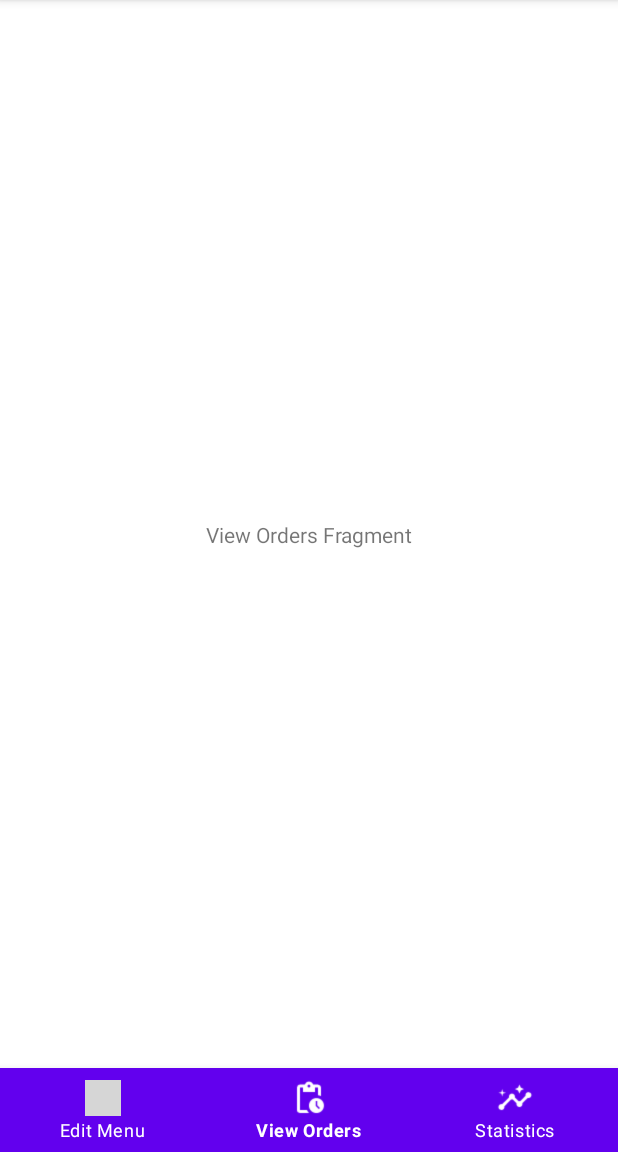
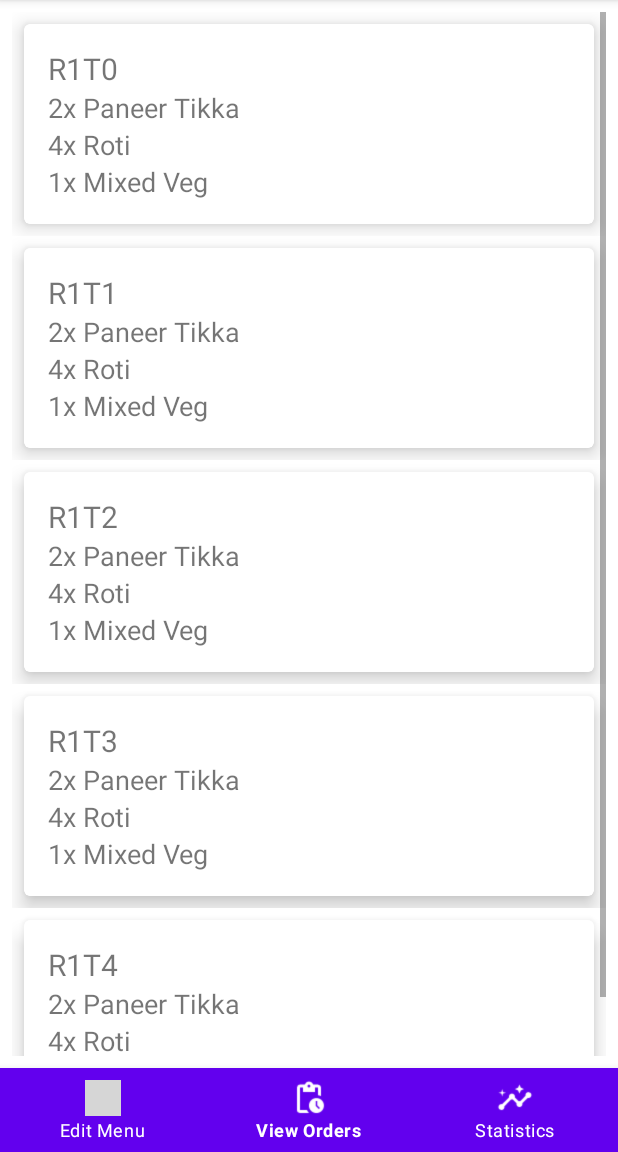
Before and after one commit to sumitthorat/lightweight-restaurant-mgmt-system, an Android app: the MainActivity screen opened directly, with no data from a screen before it, item 2 of the bottom bar chosen, on a phone screen of 412 x 824 dp, the part 84-1236 px from its top. Run offline under Robolectric (Android 15) with nearby library versions, the phone set to English and light mode, and no system bars; grey boxes are pictures that could not be loaded.

Commit message:
Card view and dyanmic addition in view orders tab

```diff
--- a/Frontend/Android/app/build.gradle
+++ b/Frontend/Android/app/build.gradle
@@ -26,6 +26,13 @@ android {
         sourceCompatibility JavaVersion.VERSION_1_8
         targetCompatibility JavaVersion.VERSION_1_8
     }
+    sourceSets {
+        main {
+            res {
+                srcDirs 'src/main/res'
+            }
+        }
+    }
 }
 
 dependencies {
--- a/Frontend/Android/app/src/main/java/com/example/lmrs/view/EditMenuFragment.java
+++ b/Frontend/Android/app/src/main/java/com/example/lmrs/view/EditMenuFragment.java
@@ -10,52 +10,7 @@ import android.view.ViewGroup;
 
 import com.example.lmrs.R;
 
-/**
- * A simple {@link Fragment} subclass.
- * Use the {@link EditMenuFragment#newInstance} factory method to
- * create an instance of this fragment.
- */
 public class EditMenuFragment extends Fragment {
-
-    // TODO: Rename parameter arguments, choose names that match
-    // the fragment initialization parameters, e.g. ARG_ITEM_NUMBER
-    private static final String ARG_PARAM1 = "param1";
-    private static final String ARG_PARAM2 = "param2";
-
-    // TODO: Rename and change types of parameters
-    private String mParam1;
-    private String mParam2;
-
-    public EditMenuFragment() {
-        // Required empty public constructor
-    }
-
-    /**
-     * Use this factory method to create a new instance of
-     * this fragment using the provided parameters.
-     *
-     * @param param1 Parameter 1.
-     * @param param2 Parameter 2.
-     * @return A new instance of fragment EditMenuFragment.
-     */
-    // TODO: Rename and change types and number of parameters
-    public static EditMenuFragment newInstance(String param1, String param2) {
-        EditMenuFragment fragment = new EditMenuFragment();
-        Bundle args = new Bundle();
-        args.putString(ARG_PARAM1, param1);
-        args.putString(ARG_PARAM2, param2);
-        fragment.setArguments(args);
-        return fragment;
-    }
-
-    @Override
-    public void onCreate(Bundle savedInstanceState) {
-        super.onCreate(savedInstanceState);
-        if (getArguments() != null) {
-            mParam1 = getArguments().getString(ARG_PARAM1);
-            mParam2 = getArguments().getString(ARG_PARAM2);
-        }
-    }
 
     @Override
     public View onCreateView(LayoutInflater inflater, ViewGroup container,
@@ -63,4 +18,6 @@ public class EditMenuFragment extends Fragment {
         // Inflate the layout for this fragment
         return inflater.inflate(R.layout.fragment_edit_menu, container, false);
     }
+
+
 }
--- a/Frontend/Android/app/src/main/java/com/example/lmrs/view/MainActivity.java
+++ b/Frontend/Android/app/src/main/java/com/example/lmrs/view/MainActivity.java
@@ -32,7 +32,7 @@ public class MainActivity extends AppCompatActivity {
         bottomNav.setOnNavigationItemSelectedListener(navigationItemSelectedListener);
 
         // Initialize fragment
-        openFragment(EditMenuFragment.newInstance("", ""));
+        openFragment(new EditMenuFragment());
 
 
     }
@@ -70,17 +70,17 @@ public class MainActivity extends AppCompatActivity {
                 switch (item.getItemId()) {
                     case R.id.navigation_edit_menu:
                         Log.i(TAG, "Edit menu");
-                        openFragment(EditMenuFragment.newInstance("", ""));
+                        openFragment(new EditMenuFragment());
                         return true;
 
                     case R.id.navigation_view_order:
                         Log.i(TAG, "View Order");
-                        openFragment(ViewOrdersFragment.newInstance("", ""));
+                        openFragment(new ViewOrdersFragment());
                         return true;
 
                     case R.id.navigation_statstics:
                         Log.i(TAG, "Statistics");
-                        openFragment(StatisticsFragment.newInstance("", ""));
+                        openFragment(new StatisticsFragment());
                         return true;
                 }
                 return false;
--- a/Frontend/Android/app/src/main/java/com/example/lmrs/view/StatisticsFragment.java
+++ b/Frontend/Android/app/src/main/java/com/example/lmrs/view/StatisticsFragment.java
@@ -10,52 +10,7 @@ import android.view.ViewGroup;
 
 import com.example.lmrs.R;
 
-/**
- * A simple {@link Fragment} subclass.
- * Use the {@link StatisticsFragment#newInstance} factory method to
- * create an instance of this fragment.
- */
 public class StatisticsFragment extends Fragment {
-
-    // TODO: Rename parameter arguments, choose names that match
-    // the fragment initialization parameters, e.g. ARG_ITEM_NUMBER
-    private static final String ARG_PARAM1 = "param1";
-    private static final String ARG_PARAM2 = "param2";
-
-    // TODO: Rename and change types of parameters
-    private String mParam1;
-    private String mParam2;
-
-    public StatisticsFragment() {
-        // Required empty public constructor
-    }
-
-    /**
-     * Use this factory method to create a new instance of
-     * this fragment using the provided parameters.
-     *
-     * @param param1 Parameter 1.
-     * @param param2 Parameter 2.
-     * @return A new instance of fragment StatisticsFragment.
-     */
-    // TODO: Rename and change types and number of parameters
-    public static StatisticsFragment newInstance(String param1, String param2) {
-        StatisticsFragment fragment = new StatisticsFragment();
-        Bundle args = new Bundle();
-        args.putString(ARG_PARAM1, param1);
-        args.putString(ARG_PARAM2, param2);
-        fragment.setArguments(args);
-        return fragment;
-    }
-
-    @Override
-    public void onCreate(Bundle savedInstanceState) {
-        super.onCreate(savedInstanceState);
-        if (getArguments() != null) {
-            mParam1 = getArguments().getString(ARG_PARAM1);
-            mParam2 = getArguments().getString(ARG_PARAM2);
-        }
-    }
 
     @Override
     public View onCreateView(LayoutInflater inflater, ViewGroup container,
--- a/Frontend/Android/app/src/main/java/com/example/lmrs/view/ViewOrdersFragment.java
+++ b/Frontend/Android/app/src/main/java/com/example/lmrs/view/ViewOrdersFragment.java
@@ -2,60 +2,21 @@ package com.example.lmrs.view;
 
 import android.os.Bundle;
 
+import androidx.annotation.NonNull;
+import androidx.annotation.Nullable;
 import androidx.fragment.app.Fragment;
 
+import android.util.Log;
 import android.view.LayoutInflater;
 import android.view.View;
 import android.view.ViewGroup;
+import android.widget.LinearLayout;
+import android.widget.TextView;
 
 import com.example.lmrs.R;
+import com.google.android.material.card.MaterialCardView;
 
-/**
- * A simple {@link Fragment} subclass.
- * Use the {@link ViewOrdersFragment#newInstance} factory method to
- * create an instance of this fragment.
- */
 public class ViewOrdersFragment extends Fragment {
-
-    // TODO: Rename parameter arguments, choose names that match
-    // the fragment initialization parameters, e.g. ARG_ITEM_NUMBER
-    private static final String ARG_PARAM1 = "param1";
-    private static final String ARG_PARAM2 = "param2";
-
-    // TODO: Rename and change types of parameters
-    private String mParam1;
-    private String mParam2;
-
-    public ViewOrdersFragment() {
-        // Required empty public constructor
-    }
-
-    /**
-     * Use this factory method to create a new instance of
-     * this fragment using the provided parameters.
-     *
-     * @param param1 Parameter 1.
-     * @param param2 Parameter 2.
-     * @return A new instance of fragment ViewOrderFragment.
-     */
-    // TODO: Rename and change types and number of parameters
-    public static ViewOrdersFragment newInstance(String param1, String param2) {
-        ViewOrdersFragment fragment = new ViewOrdersFragment();
-        Bundle args = new Bundle();
-        args.putString(ARG_PARAM1, param1);
-        args.putString(ARG_PARAM2, param2);
-        fragment.setArguments(args);
-        return fragment;
-    }
-
-    @Override
-    public void onCreate(Bundle savedInstanceState) {
-        super.onCreate(savedInstanceState);
-        if (getArguments() != null) {
-            mParam1 = getArguments().getString(ARG_PARAM1);
-            mParam2 = getArguments().getString(ARG_PARAM2);
-        }
-    }
 
     @Override
     public View onCreateView(LayoutInflater inflater, ViewGroup container,
@@ -63,4 +24,28 @@ public class ViewOrdersFragment extends Fragment {
         // Inflate the layout for this fragment
         return inflater.inflate(R.layout.fragment_view_orders, container, false);
     }
+
+    @Override
+    public void onViewCreated(@NonNull View view, @Nullable Bundle savedInstanceState) {
+        super.onViewCreated(view, savedInstanceState);
+
+        LinearLayout llViewOrdersRoot = view.findViewById(R.id.ll_view_orders_root);
+
+        for (int i = 0; i < 5; ++i) {
+            View rootView = getLayoutInflater().inflate(R.layout.order_card_view, null);
+            TextView tvTableId = rootView.findViewById(R.id.tv_table_id);
+            tvTableId.setText("R1T" + i);
+            MaterialCardView materialCardView = rootView.findViewById(R.id.order_card_view);
+            materialCardView.setOnClickListener(orderOnClickListener);
+            llViewOrdersRoot.addView(rootView);
+        }
+    }
+
+    View.OnClickListener orderOnClickListener = new View.OnClickListener() {
+        @Override
+        public void onClick(View v) {
+            TextView tvTableId = v.findViewById(R.id.tv_table_id);
+            Log.i("ViewOrdersFragment", "Want to delete : " + tvTableId.getText());
+        }
+    };
 }
--- a/Frontend/Android/app/src/main/res/layout/fragment_view_orders.xml
+++ b/Frontend/Android/app/src/main/res/layout/fragment_view_orders.xml
@@ -6,15 +6,23 @@
     android:layout_height="match_parent"
     tools:context=".view.ViewOrdersFragment">
 
-    <!-- TODO: Update blank fragment layout -->
-    <TextView
-        android:layout_width="wrap_content"
-        android:layout_height="wrap_content"
-        android:text="View Orders Fragment"
-        app:layout_constraintBottom_toBottomOf="parent"
-        app:layout_constraintEnd_toEndOf="parent"
-        app:layout_constraintHorizontal_bias="0.5"
-        app:layout_constraintStart_toStartOf="parent"
-        app:layout_constraintTop_toTopOf="parent" />
+    <ScrollView
+        android:layout_width="match_parent"
+        android:layout_height="match_parent"
+        android:padding="8dp">
+
+        <LinearLayout
+            android:id="@+id/ll_view_orders_root"
+            android:layout_width="match_parent"
+            android:layout_height="wrap_content"
+            android:orientation="vertical"
+            app:layout_constraintEnd_toEndOf="parent"
+            app:layout_constraintHorizontal_bias="0.5"
+            app:layout_constraintStart_toStartOf="parent"
+            app:layout_constraintTop_toTopOf="parent">
+
+        </LinearLayout>
+    </ScrollView>
+
 
 </androidx.constraintlayout.widget.ConstraintLayout>
--- /dev/null
+++ b/Frontend/Android/app/src/main/res/layout/order_card_view.xml
@@ -0,0 +1,54 @@
+<?xml version="1.0" encoding="utf-8"?>
+
+<LinearLayout
+    android:id="@+id/ll_order_root"
+    xmlns:android="http://schemas.android.com/apk/res/android"
+    xmlns:app="http://schemas.android.com/apk/res-auto"
+    android:layout_height="wrap_content"
+    android:layout_width="match_parent">
+
+    <com.google.android.material.card.MaterialCardView
+        android:id="@+id/order_card_view"
+        android:clickable="true"
+        app:cardElevation="8dp"
+        app:strokeWidth="2dp"
+        android:layout_margin="8dp"
+        android:layout_width="match_parent"
+        android:layout_height="wrap_content">
+
+        <LinearLayout
+            android:padding="16dp"
+            android:orientation="vertical"
+            android:layout_width="match_parent"
+            android:layout_height="wrap_content">
+
+            <TextView
+                android:id="@+id/tv_table_id"
+                android:text="R1T1"
+                android:textSize="20sp"
+                android:layout_width="match_parent"
+                android:layout_height="wrap_content" />
+
+            <TextView
+                android:text="2x Paneer Tikka"
+                android:textSize="18sp"
+                android:layout_width="match_parent"
+                android:layout_height="wrap_content" />
+
+            <TextView
+                android:text="4x Roti"
+                android:textSize="18sp"
+                android:layout_width="match_parent"
+                android:layout_height="wrap_content" />
+
+            <TextView
+                android:text="1x Mixed Veg"
+                android:textSize="18sp"
+                android:layout_width="match_parent"
+                android:layout_height="wrap_content" />
+
+        </LinearLayout>
+
+    </com.google.android.material.card.MaterialCardView>
+
+</LinearLayout>
```
